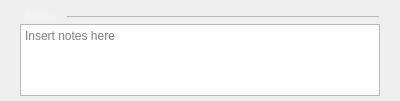
analogdevicesinc/scopy, file ui/instrumentnotes.ui: the form before one commit.
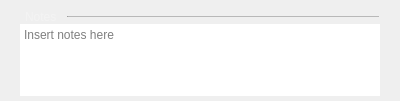
The form after the commit.

Commit message: InstrumentNotes: fix Notes style on Windows

The edit to the form file:
```diff
--- a/ui/instrumentnotes.ui
+++ b/ui/instrumentnotes.ui
@@ -119,6 +119,9 @@
    </item>
    <item>
     <widget class="QTextEdit" name="textEdit">
+     <property name="frameShape">
+      <enum>QFrame::NoFrame</enum>
+     </property>
      <property name="html">
       <string>&lt;!DOCTYPE HTML PUBLIC &quot;-//W3C//DTD HTML 4.0//EN&quot; &quot;http://www.w3.org/TR/REC-html40/strict.dtd&quot;&gt;
 &lt;html&gt;&lt;head&gt;&lt;meta name=&quot;qrichtext&quot; content=&quot;1&quot; /&gt;&lt;style type=&quot;text/css&quot;&gt;
```
